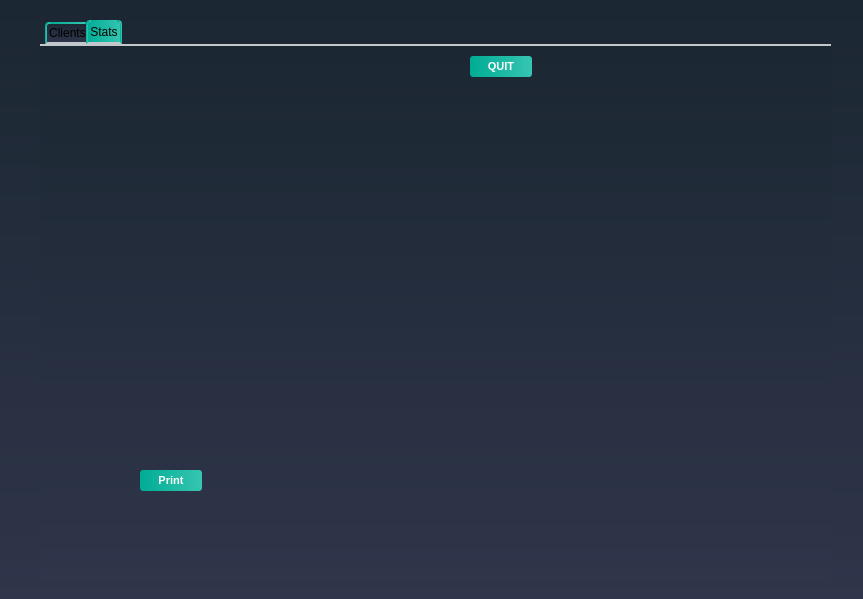
Before: the Qt Designer form GestionClients/clients.ui in snwxr/Dry_Cleaner_2A3, drawn with Qt 5.
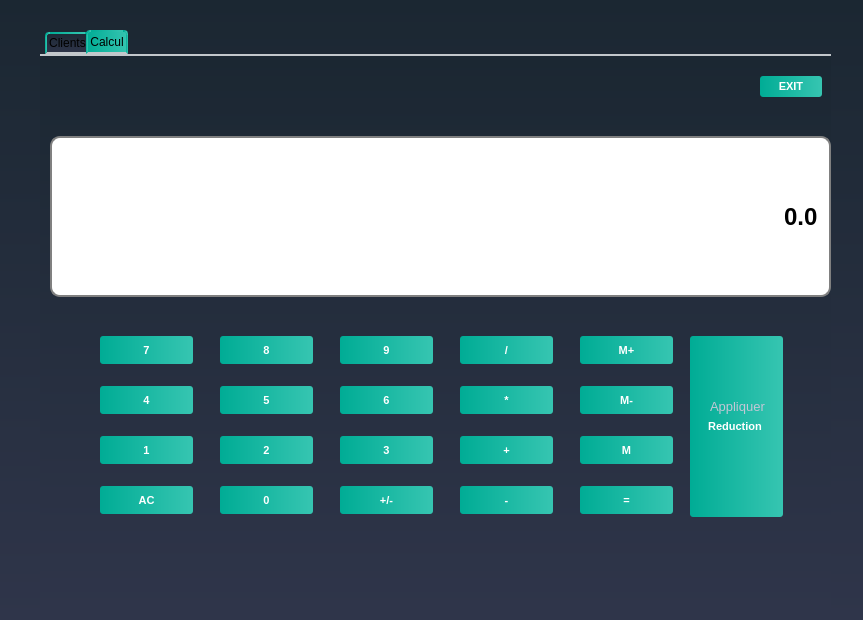
After: the same form once the commit is applied. The open tabs and pages were chosen to show the change. Icons and pictures are not drawn.

Commit message: metiers clients v0.1

Patch:
```diff
--- a/GestionClients/clients.ui
+++ b/GestionClients/clients.ui
@@ -7,7 +7,7 @@
     <x>0</x>
     <y>0</y>
     <width>863</width>
-    <height>599</height>
+    <height>620</height>
    </rect>
   </property>
   <property name="windowTitle">
@@ -573,15 +573,26 @@
     min-width: 6em;
    spacing: 5px; 
 }
+QTableView {
+    selection-background-color: qlineargradient(x1: 0, y1: 0, x2: 0.5, y2: 0.5,
+                                stop: 0 #FF92BB, stop: 1 white);
+}
+QTableView QTableCornerButton::section {
+    background: qlineargradient(spread:pad, x1:0, y1:0.511, x2:1, y2:0.511, stop:0 rgba(0, 172, 149, 255),stop:0.995192 rgba(54, 197, 177, 255));;
+    border: 2px outset white;
+}
+QTableView::indicator:unchecked {
+    background-color: #d7d6d5
+}
 </string>
   </property>
   <widget class="QTabWidget" name="tabWidget">
    <property name="geometry">
     <rect>
      <x>40</x>
-     <y>20</y>
+     <y>30</y>
      <width>791</width>
-     <height>561</height>
+     <height>581</height>
     </rect>
    </property>
    <property name="styleSheet">
@@ -916,36 +927,472 @@
    </widget>
    <widget class="QWidget" name="Clients_stats">
     <attribute name="title">
-     <string>Stats</string>
+     <string>Calcul</string>
     </attribute>
     <widget class="QPushButton" name="pushButton_Quit_2">
      <property name="geometry">
       <rect>
-       <x>430</x>
-       <y>10</y>
+       <x>720</x>
+       <y>20</y>
        <width>62</width>
        <height>21</height>
       </rect>
      </property>
      <property name="text">
-      <string>QUIT</string>
+      <string>EXIT</string>
+     </property>
+    </widget>
+    <widget class="QLineEdit" name="Display">
+     <property name="geometry">
+      <rect>
+       <x>10</x>
+       <y>80</y>
+       <width>781</width>
+       <height>161</height>
+      </rect>
+     </property>
+     <property name="sizePolicy">
+      <sizepolicy hsizetype="Expanding" vsizetype="Expanding">
+       <horstretch>0</horstretch>
+       <verstretch>0</verstretch>
+      </sizepolicy>
+     </property>
+     <property name="font">
+      <font>
+       <family>Arial</family>
+       <pointsize>18</pointsize>
+       <weight>75</weight>
+       <bold>true</bold>
+      </font>
+     </property>
+     <property name="text">
+      <string>0.0</string>
+     </property>
+     <property name="alignment">
+      <set>Qt::AlignRight|Qt::AlignTrailing|Qt::AlignVCenter</set>
+     </property>
+    </widget>
+    <widget class="QPushButton" name="ChangeSign">
+     <property name="geometry">
+      <rect>
+       <x>300</x>
+       <y>430</y>
+       <width>93</width>
+       <height>28</height>
+      </rect>
+     </property>
+     <property name="sizePolicy">
+      <sizepolicy hsizetype="Preferred" vsizetype="Preferred">
+       <horstretch>0</horstretch>
+       <verstretch>0</verstretch>
+      </sizepolicy>
+     </property>
+     <property name="text">
+      <string>+/-</string>
+     </property>
+    </widget>
+    <widget class="QPushButton" name="Subtract">
+     <property name="geometry">
+      <rect>
+       <x>420</x>
+       <y>430</y>
+       <width>93</width>
+       <height>28</height>
+      </rect>
+     </property>
+     <property name="sizePolicy">
+      <sizepolicy hsizetype="Preferred" vsizetype="Preferred">
+       <horstretch>0</horstretch>
+       <verstretch>0</verstretch>
+      </sizepolicy>
+     </property>
+     <property name="text">
+      <string>-</string>
+     </property>
+    </widget>
+    <widget class="QPushButton" name="Button0">
+     <property name="geometry">
+      <rect>
+       <x>180</x>
+       <y>430</y>
+       <width>93</width>
+       <height>28</height>
+      </rect>
+     </property>
+     <property name="sizePolicy">
+      <sizepolicy hsizetype="Preferred" vsizetype="Preferred">
+       <horstretch>0</horstretch>
+       <verstretch>0</verstretch>
+      </sizepolicy>
+     </property>
+     <property name="text">
+      <string>0</string>
+     </property>
+    </widget>
+    <widget class="QPushButton" name="Clear">
+     <property name="geometry">
+      <rect>
+       <x>60</x>
+       <y>430</y>
+       <width>93</width>
+       <height>28</height>
+      </rect>
+     </property>
+     <property name="sizePolicy">
+      <sizepolicy hsizetype="Preferred" vsizetype="Preferred">
+       <horstretch>0</horstretch>
+       <verstretch>0</verstretch>
+      </sizepolicy>
+     </property>
+     <property name="text">
+      <string>AC</string>
+     </property>
+    </widget>
+    <widget class="QPushButton" name="Equals">
+     <property name="geometry">
+      <rect>
+       <x>540</x>
+       <y>430</y>
+       <width>93</width>
+       <height>28</height>
+      </rect>
+     </property>
+     <property name="sizePolicy">
+      <sizepolicy hsizetype="Preferred" vsizetype="Preferred">
+       <horstretch>0</horstretch>
+       <verstretch>0</verstretch>
+      </sizepolicy>
+     </property>
+     <property name="styleSheet">
+      <string notr="true">selection-background-color: rgb(255, 170, 0);
+QPushButton {
+     background-color: #ffaa00; border: 1px solid gray;
+	border-radius: 0px;
+	padding: 5px;
+}
+QPushButton:pressed {
+    background-color: #A9A9A9; border: 1px solid gray;
+	border-radius: 0px;
+	padding: 5px;
+}</string>
+     </property>
+     <property name="text">
+      <string>=</string>
+     </property>
+    </widget>
+    <widget class="QPushButton" name="Multiply">
+     <property name="geometry">
+      <rect>
+       <x>420</x>
+       <y>330</y>
+       <width>93</width>
+       <height>28</height>
+      </rect>
+     </property>
+     <property name="sizePolicy">
+      <sizepolicy hsizetype="Preferred" vsizetype="Preferred">
+       <horstretch>0</horstretch>
+       <verstretch>0</verstretch>
+      </sizepolicy>
+     </property>
+     <property name="text">
+      <string>*</string>
+     </property>
+    </widget>
+    <widget class="QPushButton" name="Button6">
+     <property name="geometry">
+      <rect>
+       <x>300</x>
+       <y>330</y>
+       <width>93</width>
+       <height>28</height>
+      </rect>
+     </property>
+     <property name="sizePolicy">
+      <sizepolicy hsizetype="Preferred" vsizetype="Preferred">
+       <horstretch>0</horstretch>
+       <verstretch>0</verstretch>
+      </sizepolicy>
+     </property>
+     <property name="text">
+      <string>6</string>
+     </property>
+    </widget>
+    <widget class="QPushButton" name="memClear">
+     <property name="geometry">
+      <rect>
+       <x>540</x>
+       <y>330</y>
+       <width>93</width>
+       <height>28</height>
+      </rect>
+     </property>
+     <property name="sizePolicy">
+      <sizepolicy hsizetype="Preferred" vsizetype="Preferred">
+       <horstretch>0</horstretch>
+       <verstretch>0</verstretch>
+      </sizepolicy>
+     </property>
+     <property name="text">
+      <string>M-</string>
+     </property>
+    </widget>
+    <widget class="QPushButton" name="Button5">
+     <property name="geometry">
+      <rect>
+       <x>180</x>
+       <y>330</y>
+       <width>93</width>
+       <height>28</height>
+      </rect>
+     </property>
+     <property name="sizePolicy">
+      <sizepolicy hsizetype="Preferred" vsizetype="Preferred">
+       <horstretch>0</horstretch>
+       <verstretch>0</verstretch>
+      </sizepolicy>
+     </property>
+     <property name="text">
+      <string>5</string>
+     </property>
+    </widget>
+    <widget class="QPushButton" name="Button4">
+     <property name="geometry">
+      <rect>
+       <x>60</x>
+       <y>330</y>
+       <width>93</width>
+       <height>28</height>
+      </rect>
+     </property>
+     <property name="sizePolicy">
+      <sizepolicy hsizetype="Preferred" vsizetype="Preferred">
+       <horstretch>0</horstretch>
+       <verstretch>0</verstretch>
+      </sizepolicy>
+     </property>
+     <property name="text">
+      <string>4</string>
+     </property>
+    </widget>
+    <widget class="QPushButton" name="Add">
+     <property name="geometry">
+      <rect>
+       <x>420</x>
+       <y>380</y>
+       <width>93</width>
+       <height>28</height>
+      </rect>
+     </property>
+     <property name="sizePolicy">
+      <sizepolicy hsizetype="Preferred" vsizetype="Preferred">
+       <horstretch>0</horstretch>
+       <verstretch>0</verstretch>
+      </sizepolicy>
+     </property>
+     <property name="text">
+      <string>+</string>
+     </property>
+    </widget>
+    <widget class="QPushButton" name="Button3">
+     <property name="geometry">
+      <rect>
+       <x>300</x>
+       <y>380</y>
+       <width>93</width>
+       <height>28</height>
+      </rect>
+     </property>
+     <property name="sizePolicy">
+      <sizepolicy hsizetype="Preferred" vsizetype="Preferred">
+       <horstretch>0</horstretch>
+       <verstretch>0</verstretch>
+      </sizepolicy>
+     </property>
+     <property name="text">
+      <string>3</string>
+     </property>
+    </widget>
+    <widget class="QPushButton" name="memGet">
+     <property name="geometry">
+      <rect>
+       <x>540</x>
+       <y>380</y>
+       <width>93</width>
+       <height>28</height>
+      </rect>
+     </property>
+     <property name="sizePolicy">
+      <sizepolicy hsizetype="Preferred" vsizetype="Preferred">
+       <horstretch>0</horstretch>
+       <verstretch>0</verstretch>
+      </sizepolicy>
+     </property>
+     <property name="text">
+      <string>M</string>
+     </property>
+    </widget>
+    <widget class="QPushButton" name="Button2">
+     <property name="geometry">
+      <rect>
+       <x>180</x>
+       <y>380</y>
+       <width>93</width>
+       <height>28</height>
+      </rect>
+     </property>
+     <property name="sizePolicy">
+      <sizepolicy hsizetype="Preferred" vsizetype="Preferred">
+       <horstretch>0</horstretch>
+       <verstretch>0</verstretch>
+      </sizepolicy>
+     </property>
+     <property name="text">
+      <string>2</string>
+     </property>
+    </widget>
+    <widget class="QPushButton" name="Button1">
+     <property name="geometry">
+      <rect>
+       <x>60</x>
+       <y>380</y>
+       <width>93</width>
+       <height>28</height>
+      </rect>
+     </property>
+     <property name="sizePolicy">
+      <sizepolicy hsizetype="Preferred" vsizetype="Preferred">
+       <horstretch>0</horstretch>
+       <verstretch>0</verstretch>
+      </sizepolicy>
+     </property>
+     <property name="text">
+      <string>1</string>
+     </property>
+    </widget>
+    <widget class="QPushButton" name="Divide">
+     <property name="geometry">
+      <rect>
+       <x>420</x>
+       <y>280</y>
+       <width>93</width>
+       <height>28</height>
+      </rect>
+     </property>
+     <property name="sizePolicy">
+      <sizepolicy hsizetype="Preferred" vsizetype="Preferred">
+       <horstretch>0</horstretch>
+       <verstretch>0</verstretch>
+      </sizepolicy>
+     </property>
+     <property name="text">
+      <string>/</string>
+     </property>
+    </widget>
+    <widget class="QPushButton" name="Button9">
+     <property name="geometry">
+      <rect>
+       <x>300</x>
+       <y>280</y>
+       <width>93</width>
+       <height>28</height>
+      </rect>
+     </property>
+     <property name="sizePolicy">
+      <sizepolicy hsizetype="Preferred" vsizetype="Preferred">
+       <horstretch>0</horstretch>
+       <verstretch>0</verstretch>
+      </sizepolicy>
+     </property>
+     <property name="text">
+      <string>9</string>
+     </property>
+    </widget>
+    <widget class="QPushButton" name="memAdd">
+     <property name="geometry">
+      <rect>
+       <x>540</x>
+       <y>280</y>
+       <width>93</width>
+       <height>28</height>
+      </rect>
+     </property>
+     <property name="sizePolicy">
+      <sizepolicy hsizetype="Preferred" vsizetype="Preferred">
+       <horstretch>0</horstretch>
+       <verstretch>0</verstretch>
+      </sizepolicy>
+     </property>
+     <property name="text">
+      <string>M+</string>
+     </property>
+    </widget>
+    <widget class="QPushButton" name="Button8">
+     <property name="geometry">
+      <rect>
+       <x>180</x>
+       <y>280</y>
+       <width>93</width>
+       <height>28</height>
+      </rect>
+     </property>
+     <property name="sizePolicy">
+      <sizepolicy hsizetype="Preferred" vsizetype="Preferred">
+       <horstretch>0</horstretch>
+       <verstretch>0</verstretch>
+      </sizepolicy>
+     </property>
+     <property name="text">
+      <string>8</string>
+     </property>
+    </widget>
+    <widget class="QPushButton" name="Button7">
+     <property name="geometry">
+      <rect>
+       <x>60</x>
+       <y>280</y>
+       <width>93</width>
+       <height>28</height>
+      </rect>
+     </property>
+     <property name="sizePolicy">
+      <sizepolicy hsizetype="Preferred" vsizetype="Preferred">
+       <horstretch>0</horstretch>
+       <verstretch>0</verstretch>
+      </sizepolicy>
+     </property>
+     <property name="text">
+      <string>7</string>
+     </property>
+    </widget>
+    <widget class="QPushButton" name="pushButton">
+     <property name="geometry">
+      <rect>
+       <x>650</x>
+       <y>280</y>
+       <width>93</width>
+       <height>181</height>
+      </rect>
+     </property>
+     <property name="text">
+      <string>Reduction </string>
+     </property>
+    </widget>
+    <widget class="QLabel" name="label_13">
+     <property name="geometry">
+      <rect>
+       <x>670</x>
+       <y>340</y>
+       <width>71</width>
+       <height>20</height>
+      </rect>
+     </property>
+     <property name="text">
+      <string>Appliquer</string>
      </property>
     </widget>
    </widget>
   </widget>
-  <widget class="QPushButton" name="pushButton_Print">
-   <property name="geometry">
-    <rect>
-     <x>140</x>
-     <y>470</y>
-     <width>62</width>
-     <height>21</height>
-    </rect>
-   </property>
-   <property name="text">
-    <string>Print</string>
-   </property>
-  </widget>
  </widget>
  <resources/>
  <connections/>
```
Left out of the diff: 124 changed lines with no effect on the pictures. The commit also changes 11 other files.
